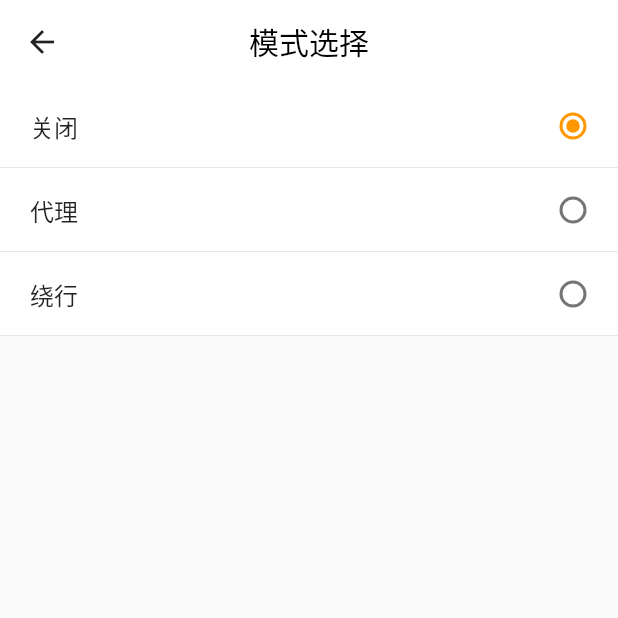
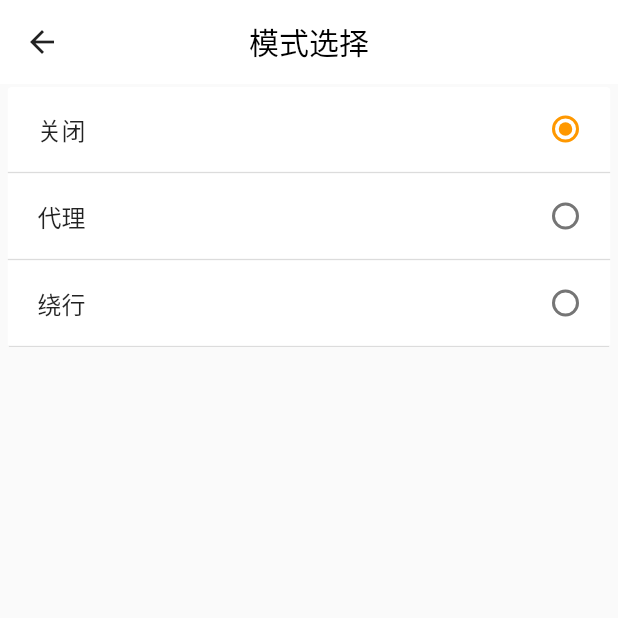
Before and after one commit to lemos1235/leaves, a Flutter app: the FiltersPage screen opened directly, after a tap on "模式选择", on a phone screen of 412 x 824 dp, the top half of it. Run offline on Flutter 3.47's test engine with Material 2 defaults, Android fonts, the phone set to English and light mode, and no system bars; our stand-ins replace hive, hive_flutter; missing offline and left inert: flutter_vpn, installed_apps; accounts and stored records are empty.

Commit message:
feat: ui

```diff
--- a/lib/pages/setting/filters/filter_modes.dart
+++ b/lib/pages/setting/filters/filter_modes.dart
@@ -5,6 +5,7 @@
 import 'package:flutter/material.dart';
 import 'package:leaves/constant/filter_mode.dart';
 import 'package:leaves/providers/filters_provider.dart';
+import 'package:leaves/widgets/card.dart';
 import 'package:provider/provider.dart';
 
 class FilterModesPage extends StatefulWidget {
@@ -31,8 +32,7 @@ class _FilterModesPageState extends State<FilterModesPage> {
       appBar: AppBar(
         title: Text("模式选择"),
       ),
-      body: Column(
-        mainAxisSize: MainAxisSize.min,
+      body: ListSection(
         children: [
           for (final mode in FilterMode.values) ...[
             Container(
@@ -56,8 +56,7 @@ class _FilterModesPageState extends State<FilterModesPage> {
               ),
             ),
             Divider(
-              height: 0,
-              thickness: 0.5,
+              height: 2,
             ),
           ]
         ],
--- a/lib/pages/setting/filters/filters_page.dart
+++ b/lib/pages/setting/filters/filters_page.dart
@@ -9,6 +9,7 @@ import 'package:leaves/constant/filter_mode.dart';
 import 'package:leaves/model/filter_app.dart';
 import 'package:leaves/pages/setting/filters/filter_modes.dart';
 import 'package:leaves/providers/filters_provider.dart';
+import 'package:leaves/widgets/card.dart';
 import 'package:provider/provider.dart';
 
 class FiltersPage extends StatefulWidget {
@@ -25,24 +26,26 @@ class _FiltersPageState extends State<FiltersPage> {
 
   List<FilterApp> _filterApps = [];
 
-  FilterMode _filterMode = FilterMode.off;
+  late FilterMode _filterMode = FilterMode.off;
 
   @override
   void initState() {
     super.initState();
-    initFilters();
+    //获得当前模式
+    _filterMode = context.read<FiltersProvider>().getFilterMode();
+    //初始化应用列表
+    initAppList();
   }
 
-  void initFilters() async {
+  void initAppList() async {
     final installedApps = (await InstalledApps.getInstalledApps(true, true));
     var internalPackageNames = context.read<FiltersProvider>().getInternalPackageNames();
     final visibleApps =
         installedApps.where((element) => !internalPackageNames.contains(element.packageName)).toList();
     context.read<FiltersProvider>().syncFilterAppList(visibleApps);
-    final filterMode = context.read<FiltersProvider>().getFilterMode();
+
     setState(() {
       _installedApps = visibleApps;
-      _filterMode = filterMode;
       _isLoading = false;
     });
   }
@@ -60,37 +63,39 @@ class _FiltersPageState extends State<FiltersPage> {
       appBar: AppBar(
         title: Text("分应用设置"),
       ),
-      body: Container(
-        alignment: Alignment.topCenter,
-        child: _isLoading
-            ? Padding(
-                padding: EdgeInsets.symmetric(vertical: 10, horizontal: 0),
-                child: SizedBox.shrink(),
-              )
-            : Column(
+      body: Column(
         children: [
           _buildModeSelect(),
-                  if (_filterMode != FilterMode.off)
           Expanded(
+            child: _filterMode == FilterMode.off
+                ? SizedBox.shrink()
+                : _isLoading
+                    ? Align(alignment: Alignment(0, -0.2), child: CircularProgressIndicator())
+                    : SingleListSection(
                       child: ListView.separated(
                         itemBuilder: (context, index) {
                           return _buildAppItem(_installedApps[index]);
                         },
                         separatorBuilder: (context, index) {
-                          return Divider(height: 0);
+                          return Divider(
+                            height: 2,
+                          );
                         },
                         itemCount: _installedApps.length,
                       ),
                     ),
+          ),
         ],
-              ),
       ),
     );
   }
 
   //模式选择
   Widget _buildModeSelect() {
-    return GestureDetector(
+    return SingleListSection(
+      child: ActionCardTitle(
+        title: "模式选择",
+        accessoryText: _filterMode.title,
         onTap: () async {
           final mode = await Navigator.of(context).push(
             MaterialPageRoute(
@@ -105,40 +110,6 @@ class _FiltersPageState extends State<FiltersPage> {
             });
           }
         },
-      child: Container(
-        color: Theme.of(context).cardColor,
-        padding: EdgeInsets.symmetric(horizontal: 10, vertical: 18),
-        margin: EdgeInsets.only(bottom: 8, top: 10),
-        child: Row(
-          children: [
-            Container(
-              padding: EdgeInsets.only(right: 20, left: 15),
-              child: Text(
-                "模式选择",
-                style: TextStyle(fontSize: 18),
-              ),
-            ),
-            Expanded(
-              child: Row(
-                mainAxisAlignment: MainAxisAlignment.end,
-                children: [
-                  Text(
-                    _filterMode.title,
-                    style: TextStyle(
-                      fontSize: 18,
-                      height: 1.1,
-                    ),
-                  ),
-                  SizedBox(width: 10),
-                  Icon(
-                    Icons.arrow_forward_ios,
-                    color: Theme.of(context).primaryIconTheme.color,
-                  ),
-                ],
-              ),
-            ),
-          ],
-        ),
       ),
     );
   }
@@ -147,10 +118,10 @@ class _FiltersPageState extends State<FiltersPage> {
   Widget _buildAppItem(AppInfo app) {
     return Container(
       color: Theme.of(context).cardColor,
-      padding: EdgeInsets.symmetric(horizontal: 5, vertical: 10),
+      padding: EdgeInsets.symmetric(vertical: 12),
       child: SwitchListTile.adaptive(
         title: Text(app.name!),
-        secondary: Image.memory(app.icon!),
+        secondary: SizedBox.square(dimension: 50, child: Image.memory(app.icon!)),
         value: checkIsInFilters(app),
         onChanged: (bool value) {
           if (value) {
--- a/lib/pages/setting/proxies/proxy_page.dart
+++ b/lib/pages/setting/proxies/proxy_page.dart
@@ -52,7 +52,6 @@ class _ProxyEditPageState extends State<ProxyEditPage> {
         ],
       ),
       body: Card(
-        elevation: 5,
         child: Form(
           key: _formKey,
           child: Container(
--- /dev/null
+++ b/lib/widgets/card.dart
@@ -0,0 +1,219 @@
+//
+// [Author] lg (https://github.com/lemos1235)
+// [Date] 2023/3/16
+//
+import 'package:flutter/material.dart';
+
+class ActionCardTitle extends StatelessWidget {
+  ///标题显示文案：必填参数
+  final String title;
+
+  ///箭头左边的文字
+  final String? accessoryText;
+
+  ///标题点击
+  final VoidCallback? onTap;
+
+  ///标题右侧的小文字
+  final String? subTitle;
+
+  ///标题右侧的显示widget
+  final Widget? subTitleWidget;
+
+  ActionCardTitle({
+    Key? key,
+    required this.title,
+    this.accessoryText,
+    this.onTap,
+    this.subTitle,
+    this.subTitleWidget,
+  }) : super(key: key);
+
+  @override
+  Widget build(BuildContext context) {
+    if (null == onTap) {
+      return _rowWidget(context);
+    }
+    return GestureDetector(
+      child: _rowWidget(context),
+      onTap: onTap,
+    );
+  }
+
+  Widget _rowWidget(BuildContext context) {
+    final isDark = Theme.of(context).brightness == Brightness.dark;
+    var row = Row(
+      mainAxisSize: MainAxisSize.min,
+      crossAxisAlignment: CrossAxisAlignment.center,
+      children: [
+        Expanded(
+          //左侧信息
+          child: _titleWidget(isDark),
+        ),
+        _accessoryTextWidget(isDark)
+      ],
+    );
+    return Container(
+      color: Theme.of(context).cardColor,
+      child: row,
+      padding: EdgeInsets.symmetric(vertical: 12, horizontal: 10),
+    );
+  }
+
+  Widget _titleWidget(bool isDark) {
+    return Container(
+      padding: EdgeInsets.only(right: 8),
+      child: Text(
+        title,
+        maxLines: 1,
+        overflow: TextOverflow.ellipsis,
+        style: TextStyle(
+          fontSize: 18,
+          color: isDark ? Colors.white : Colors.black87,
+        ),
+      ),
+    );
+  }
+
+  Widget _accessoryTextWidget(bool isDark) {
+    return Padding(
+      padding: const EdgeInsets.only(left: 20),
+      child: Row(
+        mainAxisSize: MainAxisSize.min,
+        mainAxisAlignment: MainAxisAlignment.start,
+        crossAxisAlignment: CrossAxisAlignment.center,
+        children: <Widget>[
+          Container(
+            constraints: BoxConstraints(maxWidth: 84),
+            child: Text(
+              accessoryText ?? "",
+              overflow: TextOverflow.ellipsis,
+              style: TextStyle(
+                fontSize: 18,
+                height: 1.2,
+                color: isDark ? Colors.white : Colors.black,
+              ),
+            ),
+          ),
+          Icon(
+            Icons.arrow_forward_ios,
+            size: 20,
+            color: isDark ? Colors.white : Color(0xFFCACACA),
+          ),
+        ],
+      ),
+    );
+  }
+}
+
+class ShadowCard extends StatelessWidget {
+  ///背景色 默认Color(0xfffafafa)
+  final Color color;
+
+  ///阴影颜色 默认Color(0xffeeeeee)
+  final Color shadowColor;
+
+  ///阴影偏移量 默认是0
+  final Offset offset;
+
+  ///内边距 默认是0
+  final EdgeInsetsGeometry padding;
+
+  ///圆角 默认4.0
+  final double circular;
+
+  ///子 Widget
+  final Widget child;
+
+  ///阴影模糊程度 默认5.0
+  final double blurRadius;
+
+  ///阴影扩散程度 默认0
+  final double spreadRadius;
+
+  ///边框的宽度 默认0.5
+  final double borderWidth;
+
+  ShadowCard(
+      {required this.child,
+      this.color = const Color(0xffffffff),
+      this.shadowColor = const Color(0xffeeeeee),
+      this.padding = const EdgeInsets.all(0),
+      this.circular = 4.0,
+      this.blurRadius = 5.0,
+      this.spreadRadius = 0,
+      this.offset = Offset.zero,
+      this.borderWidth = 0.5});
+
+  @override
+  Widget build(BuildContext context) {
+    double tempBorderWidth = 0;
+    if (borderWidth > 0) {
+      tempBorderWidth = borderWidth;
+    }
+    return Container(
+      padding: padding,
+      child: child,
+      decoration: BoxDecoration(
+          color: color,
+          borderRadius: BorderRadius.all(Radius.circular(circular)),
+          border: tempBorderWidth != 0
+              ? Border.all(color: Theme.of(context).dividerColor, width: tempBorderWidth)
+              : Border.all(style: BorderStyle.none),
+          boxShadow: [
+            BoxShadow(
+                color: shadowColor,
+                offset: offset, //阴影xy轴偏移量
+                blurRadius: blurRadius, //阴影模糊程度
+                spreadRadius: spreadRadius //阴影扩散程度
+                )
+          ]),
+    );
+  }
+}
+
+class ListSection extends StatelessWidget {
+  const ListSection({
+    Key? key,
+    required this.children,
+    this.margin = const EdgeInsets.symmetric(horizontal: 5, vertical: 2),
+  }) : super(key: key);
+
+  final List<Widget> children;
+
+  final EdgeInsets margin;
+
+  @override
+  Widget build(BuildContext context) {
+    return Container(
+      margin: margin,
+      child: ClipRRect(
+        borderRadius: BorderRadius.all(Radius.circular(3.0)),
+        child: Column(mainAxisSize: MainAxisSize.min, children: children),
+      ),
+    );
+  }
+}
+
+class SingleListSection extends StatelessWidget {
+  const SingleListSection({
+    Key? key,
+    required this.child,
+    this.margin = const EdgeInsets.symmetric(horizontal: 5, vertical: 2),
+  }) : super(key: key);
+
+  final Widget child;
+
+  final EdgeInsets margin;
+
+  @override
+  Widget build(BuildContext context) {
+    return Container(
+      margin: margin,
+      child: ClipRRect(
+        borderRadius: BorderRadius.all(Radius.circular(3.0)),
+        child: child,
+      ),
+    );
+  }
+}
```
Also changed, not shown: lib/main.dart (+5 -3 lines). Lines whose indentation alone changed are shown as unchanged.
